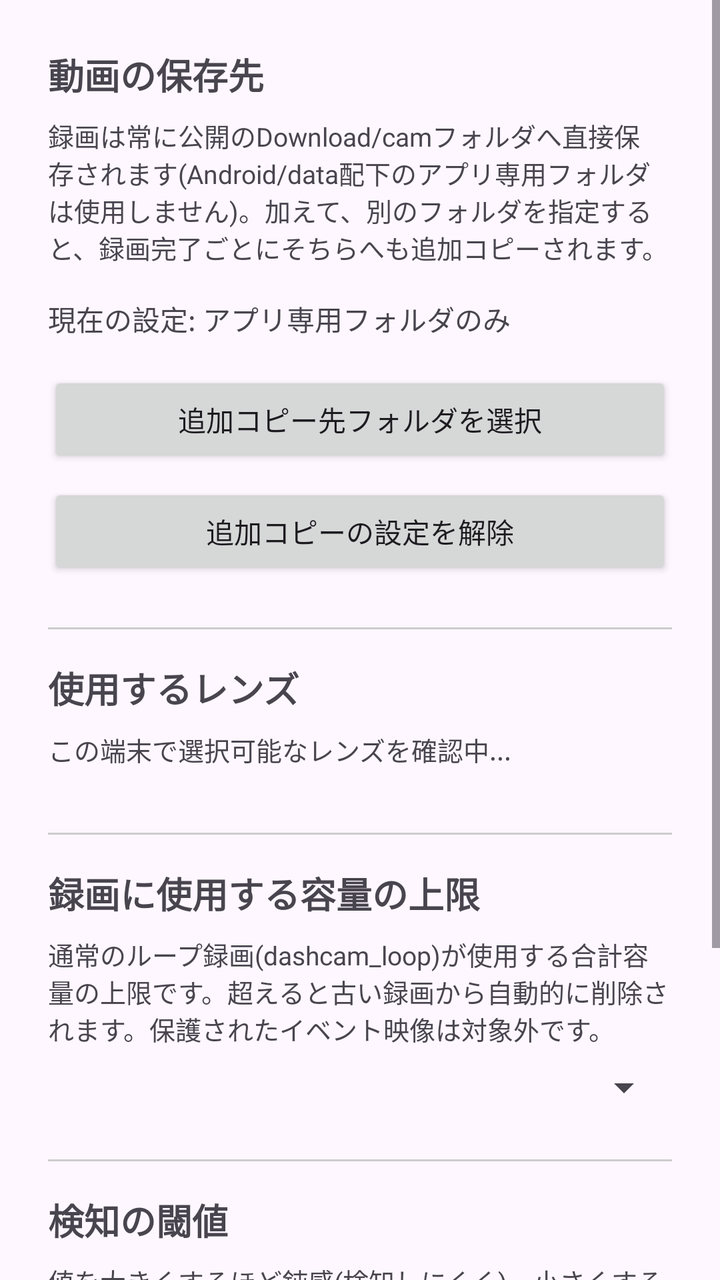
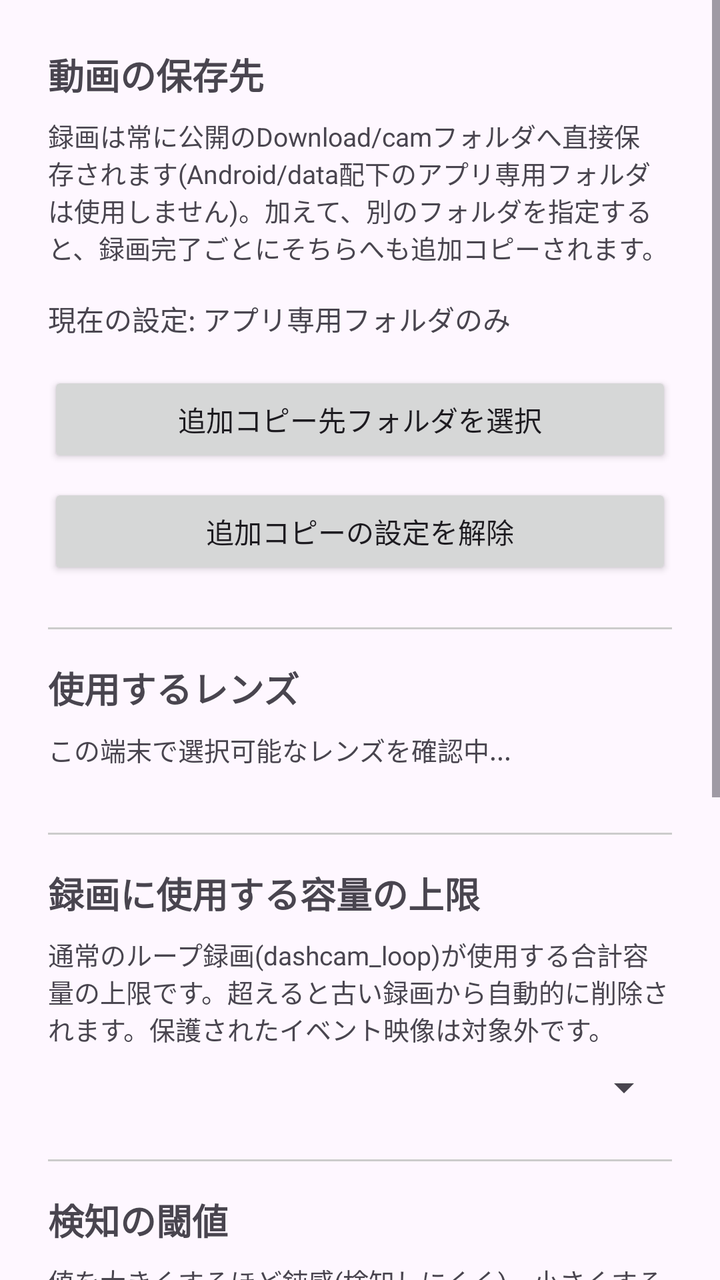

Before-and-after screenshots of an Android layout around one commit, followed by the original layout XML and the change that was made.
<!-- AndroidManifest.xml: application theme Theme.Dashcam -->
<!-- res/layout/activity_settings.xml -->
<?xml version="1.0" encoding="utf-8"?>
<ScrollView xmlns:android="http://schemas.android.com/apk/res/android"
    android:layout_width="match_parent"
    android:layout_height="match_parent">

<LinearLayout
    android:layout_width="match_parent"
    android:layout_height="wrap_content"
    android:orientation="vertical"
    android:padding="24dp">

    <TextView
        android:layout_width="match_parent"
        android:layout_height="wrap_content"
        android:text="動画の保存先"
        android:textSize="18sp"
        android:textStyle="bold"
        android:layout_marginBottom="8dp" />

    <TextView
        android:layout_width="match_parent"
        android:layout_height="wrap_content"
        android:text="録画は常に公開のDownload/camフォルダへ直接保存されます(Android/data配下のアプリ専用フォルダは使用しません)。加えて、別のフォルダを指定すると、録画完了ごとにそちらへも追加コピーされます。"
        android:textSize="13sp"
        android:layout_marginBottom="16dp" />

    <TextView
        android:id="@+id/textCurrentLocation"
        android:layout_width="match_parent"
        android:layout_height="wrap_content"
        android:text="現在の設定: アプリ専用フォルダのみ"
        android:textSize="14sp"
        android:layout_marginBottom="16dp" />

    <Button
        android:id="@+id/buttonChooseFolder"
        android:layout_width="match_parent"
        android:layout_height="wrap_content"
        android:text="追加コピー先フォルダを選択" />

    <Button
        android:id="@+id/buttonClearFolder"
        android:layout_width="match_parent"
        android:layout_height="wrap_content"
        android:layout_marginTop="8dp"
        android:text="追加コピーの設定を解除" />

    <View
        android:layout_width="match_parent"
        android:layout_height="1dp"
        android:layout_marginTop="24dp"
        android:layout_marginBottom="16dp"
        android:background="#CCCCCC" />

    <TextView
        android:layout_width="match_parent"
        android:layout_height="wrap_content"
        android:text="使用するレンズ"
        android:textSize="18sp"
        android:textStyle="bold"
        android:layout_marginBottom="8dp" />

    <TextView
        android:id="@+id/textLensDescription"
        android:layout_width="match_parent"
        android:layout_height="wrap_content"
        android:text="この端末で選択可能なレンズを確認中..."
        android:textSize="13sp"
        android:layout_marginBottom="8dp" />

    <RadioGroup
        android:id="@+id/radioGroupLens"
        android:layout_width="match_parent"
        android:layout_height="wrap_content" />

    <View
        android:layout_width="match_parent"
        android:layout_height="1dp"
        android:layout_marginTop="24dp"
        android:layout_marginBottom="16dp"
        android:background="#CCCCCC" />

    <TextView
        android:layout_width="match_parent"
        android:layout_height="wrap_content"
        android:text="録画に使用する容量の上限"
        android:textSize="18sp"
        android:textStyle="bold"
        android:layout_marginBottom="8dp" />

    <TextView
        android:layout_width="match_parent"
        android:layout_height="wrap_content"
        android:text="通常のループ録画(dashcam_loop)が使用する合計容量の上限です。超えると古い録画から自動的に削除されます。保護されたイベント映像は対象外です。"
        android:textSize="13sp"
        android:layout_marginBottom="8dp" />

    <Spinner
        android:id="@+id/spinnerCapacity"
        android:layout_width="match_parent"
        android:layout_height="wrap_content" />

    <View
        android:layout_width="match_parent"
        android:layout_height="1dp"
        android:layout_marginTop="24dp"
        android:layout_marginBottom="16dp"
        android:background="#CCCCCC" />

    <TextView
        android:layout_width="match_parent"
        android:layout_height="wrap_content"
        android:text="検知の閾値"
        android:textSize="18sp"
        android:textStyle="bold"
        android:layout_marginBottom="8dp" />

    <TextView
        android:layout_width="match_parent"
        android:layout_height="wrap_content"
        android:text="値を大きくするほど鈍感(検知しにくく)、小さくするほど敏感(誤検知しやすく)なります。"
        android:textSize="13sp"
        android:layout_marginBottom="16dp" />

    <TextView
        android:id="@+id/textShockDrivingValue"
        android:layout_width="match_parent"
        android:layout_height="wrap_content"
        android:text="走行中の衝撃検知: 0.5G" />

    <SeekBar
        android:id="@+id/seekShockDriving"
        android:layout_width="match_parent"
        android:layout_height="wrap_content"
        android:max="49"
        android:layout_marginBottom="16dp" />

    <TextView
        android:id="@+id/textShockParkingValue"
        android:layout_width="match_parent"
        android:layout_height="wrap_content"
        android:text="駐車監視中の衝撃検知: 0.2G" />

    <SeekBar
        android:id="@+id/seekShockParking"
        android:layout_width="match_parent"
        android:layout_height="wrap_content"
        android:max="49"
        android:layout_marginBottom="16dp" />

    <TextView
        android:id="@+id/textTailgatingValue"
        android:layout_width="match_parent"
        android:layout_height="wrap_content"
        android:text="急ブレーキ(煽り運転の可能性)検知: 0.3G" />

    <SeekBar
        android:id="@+id/seekTailgating"
        android:layout_width="match_parent"
        android:layout_height="wrap_content"
        android:max="19"
        android:layout_marginBottom="8dp" />

</LinearLayout>
</ScrollView>
<!-- resources referenced by this layout -->
<resources>
  <style name="Theme.Dashcam" parent="Theme.Material3.DayNight.NoActionBar" />
</resources>

<!-- the commit's change to res/layout/activity_settings.xml (unified diff, before → after) -->
@@ -161,5 +161,32 @@
         android:max="19"
         android:layout_marginBottom="8dp" />
 
+    <View
+        android:layout_width="match_parent"
+        android:layout_height="1dp"
+        android:layout_marginTop="24dp"
+        android:layout_marginBottom="16dp"
+        android:background="#CCCCCC" />
+
+    <TextView
+        android:layout_width="match_parent"
+        android:layout_height="wrap_content"
+        android:text="画面の疑似消灯"
+        android:textSize="18sp"
+        android:textStyle="bold"
+        android:layout_marginBottom="8dp" />
+
+    <TextView
+        android:layout_width="match_parent"
+        android:layout_height="wrap_content"
+        android:text="メイン画面を表示したまま一定時間操作がないと、輝度を下げて黒いオーバーレイを重ねます(バッテリー節約)。タップすると復帰します。"
+        android:textSize="13sp"
+        android:layout_marginBottom="8dp" />
+
+    <Spinner
+        android:id="@+id/spinnerScreenTimeout"
+        android:layout_width="match_parent"
+        android:layout_height="wrap_content" />
+
 </LinearLayout>
 </ScrollView>
